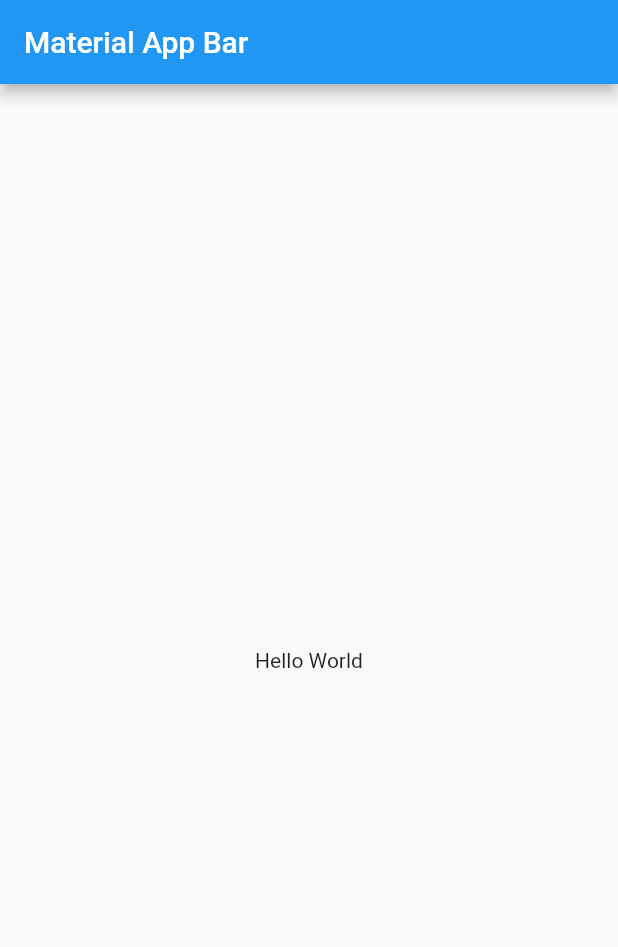
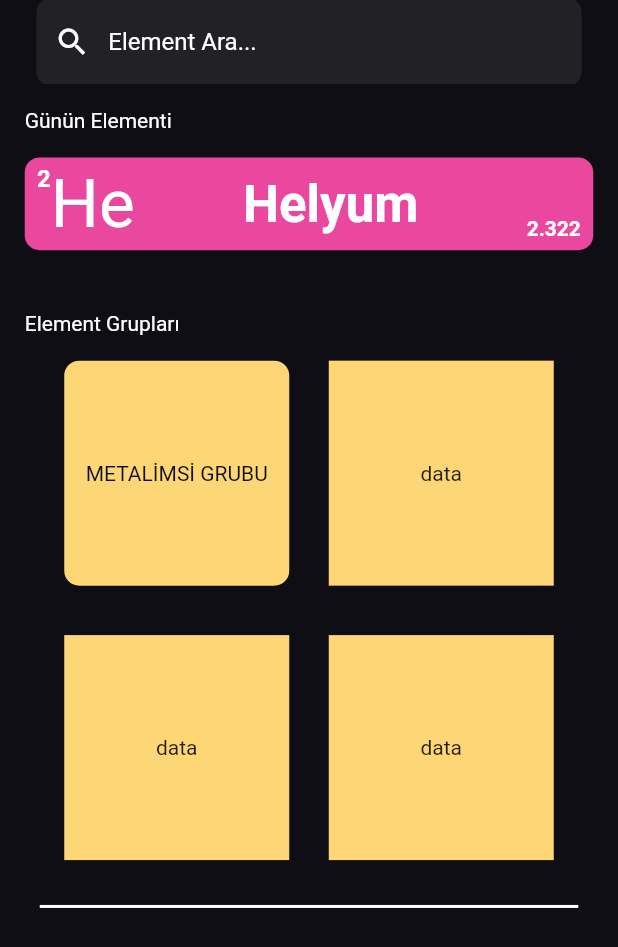
Before and after one commit to furkanagess/periodic_table_app, a Flutter app: the screen it shows after launch, on a phone screen of 412 x 824 dp. Shown: the top 947 px of the screen. Run offline on Flutter 3.47's test engine with Material 2 defaults, Android fonts, the phone set to English and light mode, and no system bars; our stand-ins replace mobx; generated files the repository leaves out were written again.

Commit message:
home_page_drawed

```diff
--- /dev/null
+++ b/lib/feature/home/view/home_view.dart
@@ -0,0 +1,153 @@
+import 'package:flutter/material.dart';
+import 'package:periodic_table_app/feature/home/viewModel/home_view_model.dart';
+import 'package:periodic_table_app/product/base/base_view.dart';
+import 'package:periodic_table_app/product/constants/color_constants.dart';
+import 'package:periodic_table_app/product/constants/strings_constant.dart';
+import 'package:periodic_table_app/product/extensions/context_extension.dart';
+import 'package:periodic_table_app/product/widget/element_container.dart';
+
+class HomeView extends StatelessWidget {
+  const HomeView({super.key});
+
+  @override
+  Widget build(BuildContext context) {
+    return BaseView<HomeViewModel>(
+      viewModel: HomeViewModel(),
+      onModelReady: (model) {
+        model.setContext(context);
+      },
+      onPageBuilder: (context, value) => Scaffold(
+        backgroundColor: AppColors().background,
+        appBar: buildAppbar(context),
+        body: SafeArea(
+          child: ListView(
+            padding: context.paddingNormal,
+            children: [
+              headerElementText(context),
+              SizedBox(height: context.dynamicHeight(0.02)),
+              clickableElementContainer(context),
+              SizedBox(height: context.dynamicHeight(0.05)),
+              headerGroupText(context),
+              SizedBox(height: context.dynamicHeight(0.02)),
+              Row(
+                mainAxisAlignment: MainAxisAlignment.spaceEvenly,
+                children: [
+                  Container(
+                    height: 150,
+                    width: 150,
+                    decoration: BoxDecoration(
+                      borderRadius: BorderRadius.circular(10.0),
+                      color: AppColors().yellow,
+                    ),
+                    child: Center(
+                        child: Text(
+                      "METALİMSİ GRUBU",
+                      style: context.textTheme.bodyMedium?.copyWith(
+                        color: AppColors().background,
+                      ),
+                    )),
+                  ),
+                  Container(
+                    height: 150,
+                    width: 150,
+                    decoration: BoxDecoration(color: AppColors().yellow),
+                    child: Center(child: Text("data")),
+                  ),
+                ],
+              ),
+              SizedBox(height: context.dynamicHeight(0.04)),
+              Row(
+                mainAxisAlignment: MainAxisAlignment.spaceEvenly,
+                children: [
+                  Container(
+                    height: 150,
+                    width: 150,
+                    decoration: BoxDecoration(
+                      color: AppColors().yellow,
+                    ),
+                    child: Center(child: Text("data")),
+                  ),
+                  Container(
+                    height: 150,
+                    width: 150,
+                    decoration: BoxDecoration(color: AppColors().yellow),
+                    child: Center(child: Text("data")),
+                  ),
+                ],
+              ),
+              Divider(
+                thickness: 2.0,
+                indent: 10.0,
+                endIndent: 10.0,
+                height: context.dynamicHeight(0.075),
+                color: AppColors().white,
+              ),
+              Row(
+                children: [],
+              ),
+            ],
+          ),
+        ),
+      ),
+    );
+  }
+
+  Text headerGroupText(BuildContext context) {
+    return Text(
+      AppStrings().groupOfElement,
+      style: context.textTheme.bodyMedium?.copyWith(
+        color: AppColors().white,
+      ),
+    );
+  }
+
+  Widget clickableElementContainer(BuildContext context) {
+    return ElementContainer(
+      onTap: () {},
+      color: AppColors().pink,
+      atomNumber: "2",
+      atomSymbol: "He",
+      atomName: "Helyum",
+      atomWeight: "2.322",
+    );
+  }
+
+  Text headerElementText(BuildContext context) {
+    return Text(
+      AppStrings().elementOfDay,
+      style: context.textTheme.bodyMedium?.copyWith(
+        color: AppColors().white,
+      ),
+    );
+  }
+
+  AppBar buildAppbar(BuildContext context) {
+    return AppBar(
+      elevation: 0,
+      backgroundColor: AppColors().background,
+      title: Flexible(
+        child: Padding(
+          padding: context.paddingLow,
+          child: TextField(
+            decoration: InputDecoration(
+              hintText: AppStrings().searchElement,
+              hintStyle: context.textTheme.titleMedium?.copyWith(
+                color: AppColors().white,
+              ),
+              prefixIcon: Icon(
+                Icons.search,
+                color: AppColors().white,
+              ),
+              filled: true,
+              fillColor: AppColors().transparentWhite,
+              border: OutlineInputBorder(
+                borderSide: BorderSide.none,
+                borderRadius: BorderRadius.circular(10),
+              ),
+            ),
+          ),
+        ),
+      ),
+    );
+  }
+}
--- a/lib/main.dart
+++ b/lib/main.dart
@@ -1,4 +1,5 @@
 import 'package:flutter/material.dart';
+import 'package:periodic_table_app/feature/home/view/home_view.dart';
 
 void main() => runApp(const MyApp());
 
@@ -7,16 +8,10 @@ class MyApp extends StatelessWidget {
 
   @override
   Widget build(BuildContext context) {
-    return MaterialApp(
-      title: 'Material App',
-      home: Scaffold(
-        appBar: AppBar(
-          title: const Text('Material App Bar'),
-        ),
-        body: const Center(
-          child: Text('Hello World'),
-        ),
-      ),
+    return const MaterialApp(
+      debugShowCheckedModeBanner: false,
+      title: 'Basic Periodic Table App',
+      home: HomeView(),
     );
   }
 }
--- /dev/null
+++ b/lib/product/constants/color_constants.dart
@@ -0,0 +1,14 @@
+import 'package:flutter/material.dart';
+
+class AppColors {
+  Color get purple => Color(0xff6e4bf5);
+
+  Color get pink => Color(0xffea489f);
+  Color get orange => Color(0xfff5735f);
+  Color get yellow => Color(0xfffdd776);
+  Color get white => Colors.white;
+  Color get background => Color(0xff0e0e14);
+  Color get transparentWhite => Color.fromARGB(20, 255, 255, 255);
+  Color get lightWhite => Color.fromARGB(50, 255, 255, 255);
+  Color get darkBlue => Color.fromARGB(255, 34, 34, 49);
+}
--- /dev/null
+++ b/lib/product/constants/strings_constant.dart
@@ -0,0 +1,5 @@
+class AppStrings {
+  String get searchElement => "Element Ara...";
+  String get elementOfDay => "Günün Elementi";
+  String get groupOfElement => "Element Grupları";
+}
--- /dev/null
+++ b/lib/product/widget/element_container.dart
@@ -0,0 +1,78 @@
+// ignore_for_file: must_be_immutable
+
+import 'package:flutter/material.dart';
+import 'package:periodic_table_app/product/constants/color_constants.dart';
+import 'package:periodic_table_app/product/extensions/context_extension.dart';
+
+class ElementContainer extends StatelessWidget {
+  Function() onTap;
+  Color color;
+  String atomNumber;
+  String atomSymbol;
+  String atomName;
+  String atomWeight;
+  ElementContainer({
+    super.key,
+    required this.onTap,
+    required this.color,
+    required this.atomNumber,
+    required this.atomSymbol,
+    required this.atomName,
+    required this.atomWeight,
+  });
+
+  @override
+  Widget build(BuildContext context) {
+    return InkWell(
+      onTap: onTap,
+      child: Container(
+        width: context.dynamicWidth(0.7),
+        height: context.dynamicHeight(0.075),
+        decoration: BoxDecoration(
+          color: color,
+          borderRadius: BorderRadius.circular(10.0),
+        ),
+        child: Row(
+          mainAxisAlignment: MainAxisAlignment.spaceBetween,
+          children: [
+            Padding(
+              padding: EdgeInsets.only(bottom: context.dynamicHeight(0.04), left: context.dynamicHeight(0.01)),
+              child: Text(
+                atomNumber,
+                style: context.textTheme.titleMedium?.copyWith(
+                  color: AppColors().white,
+                  fontWeight: FontWeight.bold,
+                ),
+              ),
+            ),
+            Text(
+              atomSymbol,
+              style: context.textTheme.displaySmall?.copyWith(
+                color: AppColors().white,
+              ),
+            ),
+            const Spacer(),
+            Text(
+              atomName,
+              style: context.textTheme.headlineMedium?.copyWith(
+                color: AppColors().white,
+                fontWeight: FontWeight.bold,
+              ),
+            ),
+            const Spacer(),
+            Padding(
+              padding: EdgeInsets.only(top: context.dynamicHeight(0.04), right: context.dynamicHeight(0.01)),
+              child: Text(
+                atomWeight,
+                style: context.textTheme.bodyMedium?.copyWith(
+                  color: AppColors().white,
+                  fontWeight: FontWeight.bold,
+                ),
+              ),
+            ),
+          ],
+        ),
+      ),
+    );
+  }
+}
```
Also changed, not shown: lib/feature/home/viewModel/home_view_model.dart (added, +14 -0 lines), lib/product/extensions/context_extension.dart (added, +65 -0 lines), lib/feature/home/viewModel/home_view_model.g.dart (added), 1 other file.
